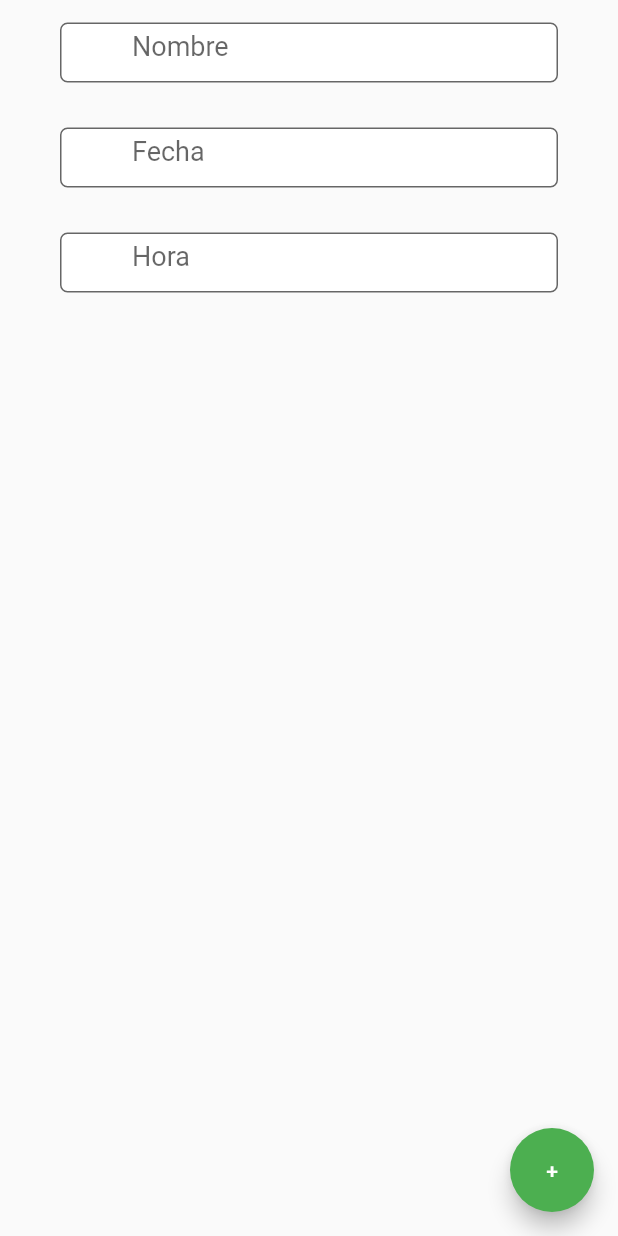
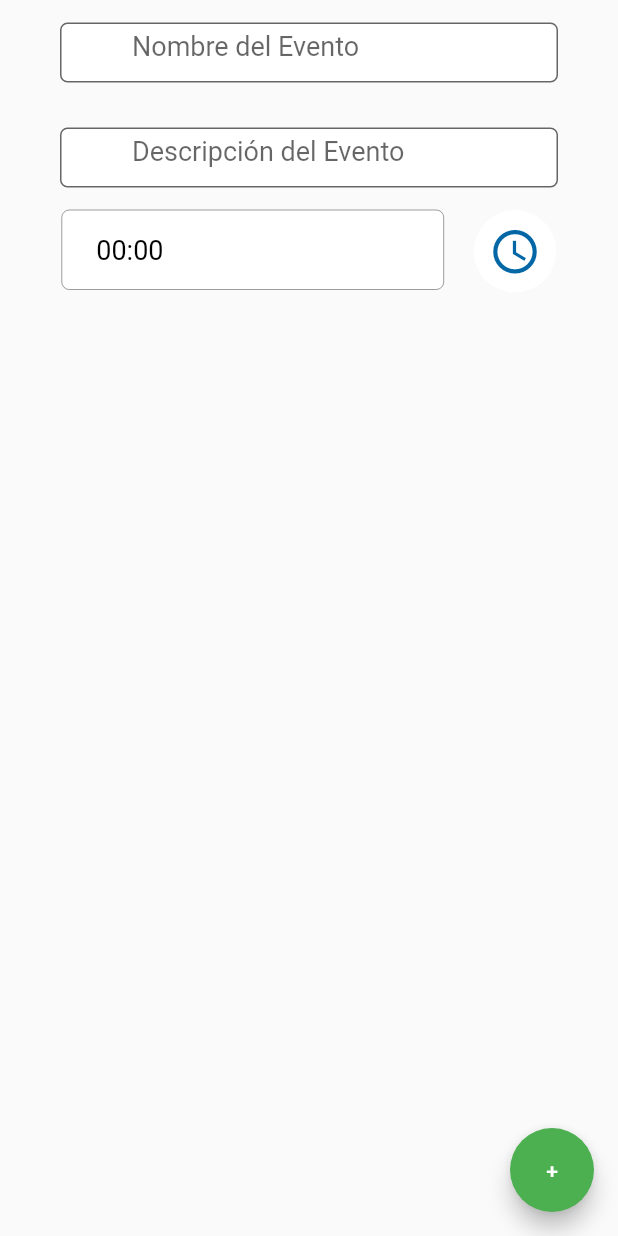
Before and after one commit to SergioSuarez11/calendar-app, a Flutter app: the screen it shows after launch, after a tap on an icon or button, on a phone screen of 412 x 824 dp. Run offline on Flutter 3.47's test engine with Material 2 defaults, Android fonts, the phone set to English and light mode, and no system bars; our stand-ins replace syncfusion_flutter_calendar; missing offline and left inert: calendar_strip.

Commit message:
Se intento

```diff
--- a/lib/src/pages/formulario.dart
+++ b/lib/src/pages/formulario.dart
@@ -1,5 +1,8 @@
+import 'package:calendar_app/src/widgets/CalendarStripCustom.dart';
 import 'package:flutter/material.dart';
 import 'package:calendar_app/src/widgets/TextFieldContainer.dart';
+import 'package:calendar_app/src/widgets/TimePicker.dart';
+
 
 class Formulario extends StatefulWidget {
   Formulario({Key? key}) : super(key: key);
@@ -15,6 +18,18 @@ class _FormularioState extends State<Formulario> {
   }
 
   final emailController = TextEditingController();
+   final idController = TextEditingController();
+    final descriptionController = TextEditingController();
+    TextEditingController timeController = TextEditingController();
+     DateTime? date;
+  DateTime? time;
+
+  onSelect(data) => date = data;
+
+  setTime(data){
+    final now = DateTime.now();
+    time = DateTime(now.year, now.month, now.day, data.hour - 6, data.minute);
+  }
 
   @override
   Widget build(BuildContext context) {
@@ -22,19 +37,32 @@ class _FormularioState extends State<Formulario> {
       child: Center(
         child: Column(
           children: <Widget>[
+            Visibility(
+                visible: false,
+            child:TextFieldContainer(
+              controller: idController,
+              text: "ID",
+              keyboard: TextInputType.text,
+            ),
+          ),
             TextFieldContainer(
               controller: emailController,
-              text: "Nombre",
+              text: "Nombre del Evento",
               keyboard: TextInputType.text,
             ),
             TextFieldContainer(
-              text: "Fecha",
+              controller: descriptionController,
+              text: "Descripción del Evento",
               keyboard: TextInputType.text,
             ),
-            TextFieldContainer(
-              text: "Hora",
-              keyboard: TextInputType.text,
+            // CalendarStripCustom(
+            //       onSelect: onSelect,
+            //     ),
+            TimePicker(
+              timeController: timeController,
+                  setTime: setTime,
             ),
+
           ],
         ),
       ),
--- /dev/null
+++ b/lib/src/widgets/TimePicker.dart
@@ -0,0 +1,120 @@
+import 'package:flutter/material.dart';
+
+
+class TimePicker extends StatefulWidget {
+  TextEditingController? timeController;
+  Function? setTime;
+
+  TimePicker({
+    Key? key,
+    this.timeController,
+    this.setTime,
+  }) : super(key: key);
+
+  @override
+  _TimePickerState createState() => _TimePickerState();
+}
+
+class _TimePickerState extends State<TimePicker> {
+  DateTime? _data;
+  bool isButtonEnabled = false;
+  String value = "00:00";
+
+  void _setButtonState() {
+    setState(() {
+      if (_data == null) {
+        isButtonEnabled = true;
+      } else {
+        isButtonEnabled = false;
+      }
+    });
+  }
+
+  Future<Null> _showStartTimeDialog() async {
+    final TimeOfDay? picked = await showTimePicker(
+      context: context,
+      initialTime: TimeOfDay.now(),
+      builder: (context, child) {
+        return Directionality(
+          textDirection: TextDirection.ltr,
+          child: child!,
+        );
+      },
+    );
+
+    if (picked != null) {
+      setState(() {
+        value ="${picked.hour > 9 ? picked.hour : "0"+picked.hour.toString()}:${picked.minute > 9 ? picked.minute : "0"+picked.minute.toString()}";
+        widget.timeController = TextEditingController(text: value);
+      });
+      _setButtonState();
+      widget.setTime!(picked);
+    }
+  }
+
+
+  @override
+  Widget build(BuildContext context) {
+    widget.timeController!.text = value;
+    Size size = MediaQuery.of(context).size;
+    return Container(
+      width: size.width * 0.8,
+      margin: EdgeInsets.only(bottom: 45),
+      child: GestureDetector(
+        onTap: () {
+          _showStartTimeDialog();
+        },
+        child: Row(
+          crossAxisAlignment: CrossAxisAlignment.start,
+          children: <Widget>[
+            Flexible(
+              child: Container(
+                child: TextFormField(
+                  controller: widget.timeController,
+                  validator: (value){if(value == null||value.isEmpty){
+                    return 'Seleccione una hora';
+                  }
+                  return null;
+                  },
+                  // (value) => value.isEmpty ? "Seleccione una hora" : null,
+                  enabled: false,
+                  decoration: InputDecoration(
+                    contentPadding: EdgeInsets.only(left:23.0, top:32.0),
+                    isDense: true,
+                    filled: true,
+                    fillColor: Colors.white,
+                    hintText: "00:00",
+                    errorStyle: TextStyle(
+                      color: Colors.red,
+                    ),
+                    border: OutlineInputBorder(
+                      borderRadius: BorderRadius.circular(5.0)
+                    ),
+                  ),
+                  style: TextStyle(
+                    fontSize: 18.0,
+                    color: Colors.black
+                  ),
+                  maxLines: 1,
+                ),
+              ),
+            ),
+            Container(
+              margin: EdgeInsets.only(left:20),
+              padding: EdgeInsets.all(10.0),
+              decoration: BoxDecoration(
+                color: Colors.white,
+                borderRadius: BorderRadius.circular(50.0)
+              ),
+              child: Icon(
+                Icons.access_time,
+                color: Color.fromRGBO(3, 103, 166, 1.0),
+                size: 35,
+              ),
+            ),
+          ],
+        ),
+      ),
+    );
+  }
+}
--- a/pubspec.yaml
+++ b/pubspec.yaml
@@ -35,6 +35,7 @@ dependencies:
   # Use with the CupertinoIcons class for iOS style icons.
   cupertino_icons: ^1.0.2
   syncfusion_flutter_calendar: ^19.3.44
+  calendar_strip: ^1.0.7
 
 dev_dependencies:
   flutter_test:
```
Also changed, not shown: lib/src/widgets/CalendarStripCustom.dart (added, +121 -0 lines).
